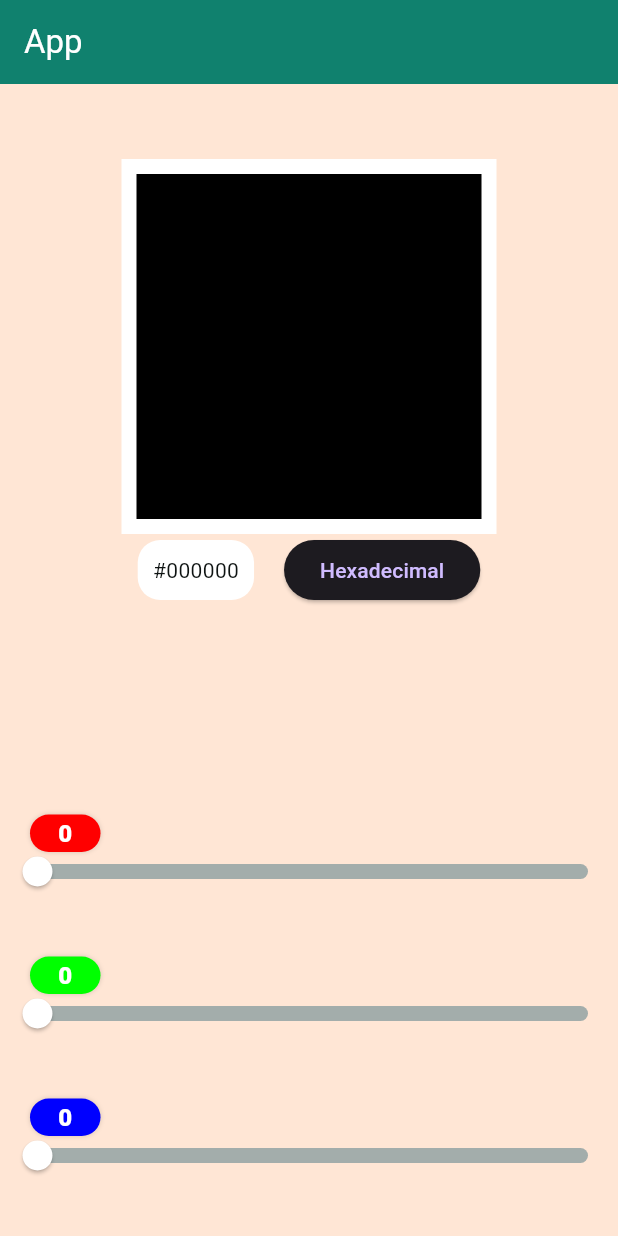
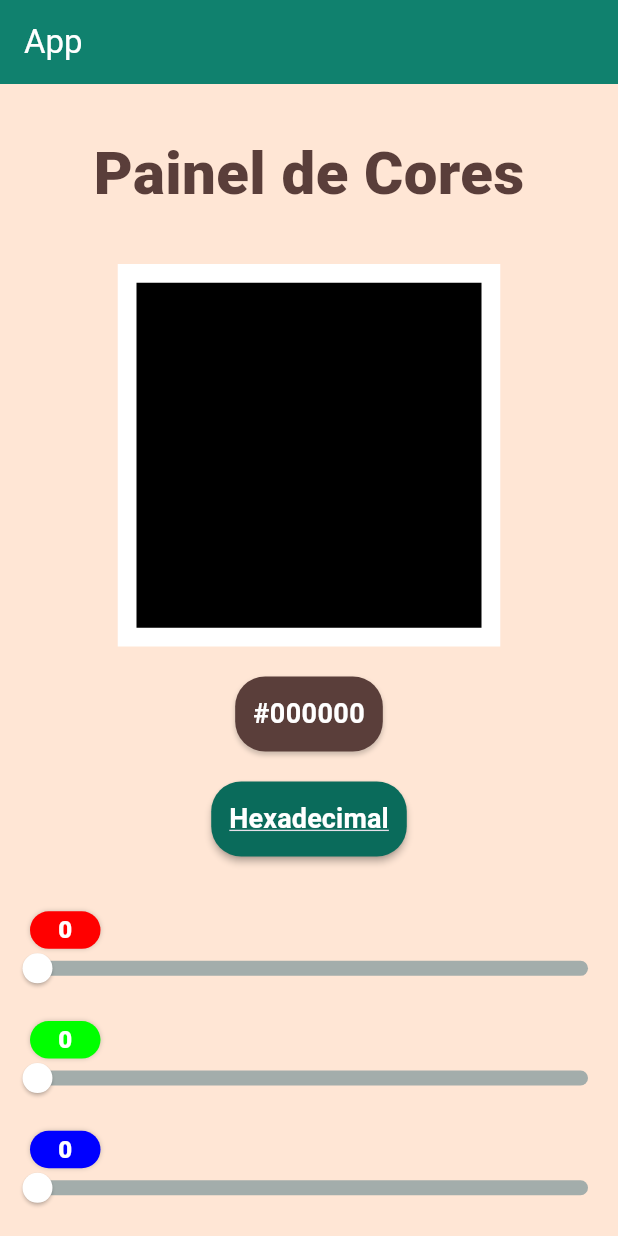
Before and after one commit to RhianVinicius/flutter-ex003, a Flutter app: the screen it shows after launch, on a phone screen of 412 x 824 dp. Run offline on Flutter 3.47's test engine with Material 3 defaults, Android fonts, the phone set to English and light mode, and no system bars.

Commit message:
implement final homepage design

```diff
--- a/lib/pages/home_page_content.dart
+++ b/lib/pages/home_page_content.dart
@@ -38,6 +38,7 @@ class HomePageContentState extends State<HomePageContent> {
       _currentFormat = ColorFormats.values[(_currentFormat.index + 1) % ColorFormats.values.length];
     });
   }
+
 
   Color _returnCurrentColor() {
     return Color.fromARGB(
@@ -89,14 +90,27 @@ class HomePageContentState extends State<HomePageContent> {
 
         return Column(
           children: [
-            Container(
-              height: panelHeight / 2,
-              margin: EdgeInsets.symmetric(vertical: 50),
+            SizedBox(
+              height: panelHeight / 1.4,
               child: Column(
                 children: [
+                  SizedBox(
+                    height: 120,
+                    child: Center(
+                      child: Text(
+                        'Painel de Cores',
+                        style: TextStyle(
+                          color: AppColors.secondary,
+                          fontSize: 40,
+                          fontWeight: FontWeight.w900
+                        )
+                      ),
+                    )
+                  ),
                   Container(
-                    width: 250,
-                    height: 250,
+                    margin: EdgeInsets.only(bottom: 10),
+                    width: 255,
+                    height: 255,
                     color: AppColors.white,
                     child: Center(
                       child: Container(
@@ -106,32 +120,71 @@ class HomePageContentState extends State<HomePageContent> {
                       ),
                     )
                   ),
-                  Row(
-                    mainAxisAlignment: MainAxisAlignment.center,
+
+
+                  SizedBox(
+                    child: Column(
+
                       children: [
                         Container(
-                        margin: EdgeInsets.symmetric(horizontal: 10),
+                          margin: EdgeInsets.symmetric(vertical: 10),
                           padding: EdgeInsets.all(10),
                           decoration: BoxDecoration(
-                          color: AppColors.white,
-                          borderRadius: BorderRadius.circular(15)
+                            color: AppColors.secondary,
+                            borderRadius: BorderRadius.circular(20),
+                            boxShadow: [
+                              BoxShadow(
+                                offset: Offset(0, 2),
+                                color: AppColors.shadow,
+                                blurRadius: 2,
+                              )
+                            ],
                           ),
+                          child: Container(
+                            padding: EdgeInsets.all(2),
                             child: Text(
                               _convertColor(_returnCurrentColor()),
+                              style: TextStyle(
+                                color: AppColors.white,
+                                fontSize: 18,
+                                fontWeight: FontWeight.bold,
 
-                          style: TextStyle(
-                            color: AppColors.black
+
+                              ),
                             ),
                           ),
                         ),
                         Container(
-                        margin: EdgeInsets.symmetric(horizontal: 10),
+                          margin: EdgeInsets.symmetric(vertical: 10),
                           child: ElevatedButton(
                             onPressed: _updateCurrentFormat,
-                          child: Text(_currentFormatName)
+                            style: ElevatedButton.styleFrom(
+                              padding: EdgeInsets.all(10),
+                              backgroundColor: AppColors.primaryDark,
+                              foregroundColor: AppColors.white,
+                              shadowColor: AppColors.black,
+                              elevation: 2,
+                              shape: RoundedRectangleBorder(
+                                borderRadius: BorderRadius.circular(20)
+                              )
+
+                            ),
+                            child: Container(
+                              padding: EdgeInsets.all(2),
+                              child: Text(
+                                _currentFormatName,
+                                style: TextStyle(
+                                  color: AppColors.white,
+                                  fontSize: 18,
+                                  fontWeight: FontWeight.bold,
+                                  decoration: TextDecoration.underline
+                                ),
+                              ),
+                            )
                           ),
                         )
                       ],
+                    ),
                   )
                 ],
               )
--- a/lib/theme/app_colors.dart
+++ b/lib/theme/app_colors.dart
@@ -5,13 +5,13 @@ class AppColors {
   static const primaryLight = Color(0xFF19B48E);
   static const primaryDark = Color(0xFF0A6B5B);
 
-  static const secondary = Color(0xFFE47226);
-  static const secondaryLight = Color(0xFFFF8432);
-  static const secondaryDark = Color(0xFFC05C19);
+  static const secondary = Color(0xFF5A3E3A);
+  static const secondaryLight = Color(0xFF70534B);
+  static const secondaryDark = Color(0xFF462E2B);
 
   static const background =  Color(0xFFFFE6D5);
 
-  static const shadow = Color(0x29000000);
+  static const shadow = Color(0x370E1312);
 
   static const green = Color(0xFF00FF00);
   static const red = Color(0xFFFF0000);
```
Lines whose indentation alone changed are shown as unchanged.
